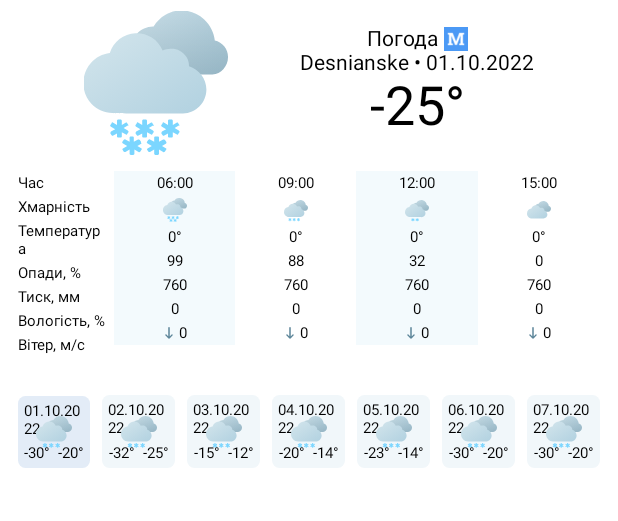
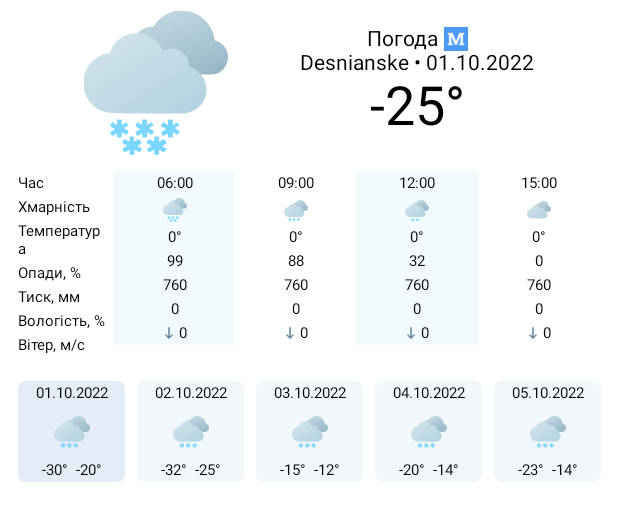
Before and after one commit to bogdan801/WeatherAggregator, an Android app built with Jetpack Compose: the @Preview function WeatherDataPreview, on a phone screen of 412 x 824 dp. Shown: the top 521 px of the screen. Run offline under Robolectric (Android 15) with nearby library versions, the phone set to English and light mode, and no system bars; network calls fail.

Commit message:
Finished WeatherDataViewer.kt

```diff
--- a/app/src/main/java/com/bogdan801/weatheraggregator/presentation/composables/WeatherDataViewer.kt
+++ b/app/src/main/java/com/bogdan801/weatheraggregator/presentation/composables/WeatherDataViewer.kt
@@ -1,9 +1,7 @@
 package com.bogdan801.weatheraggregator.presentation.composables
 
 import androidx.compose.animation.core.*
-import androidx.compose.foundation.Image
-import androidx.compose.foundation.background
-import androidx.compose.foundation.clickable
+import androidx.compose.foundation.*
 import androidx.compose.foundation.layout.*
 import androidx.compose.foundation.shape.RoundedCornerShape
 import androidx.compose.material.CircularProgressIndicator
@@ -122,7 +120,7 @@ fun WeatherDataViewer(
                 }
             }
             Row(modifier = Modifier
-                .fillMaxWidth()
+                .widthIn(max = 400.dp)
                 .padding(vertical = 4.dp, horizontal = 4.dp)
             ) {
                 val spacing = 2.dp
@@ -197,21 +195,24 @@ fun WeatherDataViewer(
                 }
             }
 
+
+            BoxWithConstraints(modifier = Modifier
+                .padding(top = 8.dp)
+                .widthIn(max = 400.dp)
+                .height(75.dp)
+            ) {
+                val scope = this
                 Row(
                     modifier = Modifier
-                    .padding(top = 8.dp)
-                    .widthIn(max = 400.dp)
-                    .height(75.dp),
+                        .fillMaxSize()
+                        .horizontalScroll(rememberScrollState()),
                     verticalAlignment = Alignment.CenterVertically
                 ){
-                /*BoxWithConstraints() {
-
-                }*/
                     data.weatherByDates.forEachIndexed { index, day ->
                         Box(modifier = Modifier
                             .padding(4.dp)
                             .clip(RoundedCornerShape(5.dp))
-                        .weight(1f)
+                            .width((scope.maxWidth - 40.dp) / 5)
                             .aspectRatio(1f)
                             .background(
                                 if (selectedDayIndex == index)
@@ -255,7 +256,7 @@ fun WeatherDataViewer(
                         }
                     }
                 }
-
+            }
         }
     }
 }
```
Lines whose indentation alone changed are shown as unchanged.
